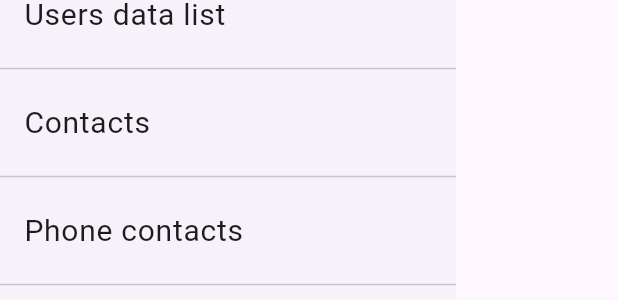
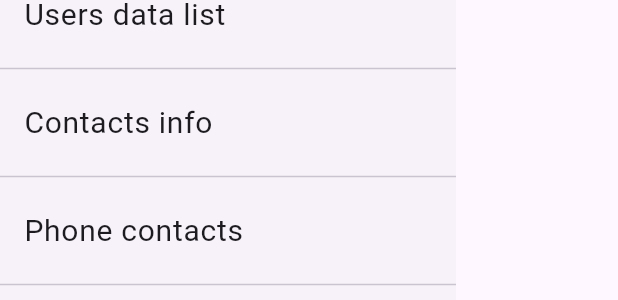
Before and after one commit to tizary/flutter_login, a Flutter app: the BurgerMenu widget shown alone on an empty page, opened directly with empty values, on a phone screen of 412 x 824 dp. Shown: the part 281-581 px from the top of the screen. Run offline on Flutter 3.47's test engine with Material 3 defaults, Android fonts, the phone set to English and light mode, and no system bars; our stand-ins replace google_maps_flutter, multi_select_flutter, permission_handler; missing offline and left inert: fast_contacts, flutter_google_maps_webservices, mongo_dart.

Commit message:
refactor: refactor routes

```diff
--- a/lib/components/burger_menu.dart
+++ b/lib/components/burger_menu.dart
@@ -1,4 +1,5 @@
 import 'package:flutter/material.dart';
+import 'package:flutter_application_1/routes/app_routes.dart';
 
 class BurgerMenu extends StatefulWidget {
   final String user;
@@ -13,17 +14,17 @@ class _BurgerMenuState extends State<BurgerMenu> {
   Widget build(BuildContext context) {
     List<String> menu = [
       'Users data list',
-      'Contacts',
+      'Contacts info',
       'Phone contacts',
       'Gallery',
       'Address',
     ];
     List<String> path = [
-      'users_list_page',
-      'contacts_page',
-      'phone_contacts_page',
-      'gallery_page',
-      'address_page',
+      AppRoutes.userListPage,
+      AppRoutes.contactsInfoPage,
+      AppRoutes.phoneContactsPage,
+      AppRoutes.galleryPage,
+      AppRoutes.addressPage,
     ];
     final userName = widget.user.split('@').first;
     return Drawer(
--- /dev/null
+++ b/lib/routes/app_routes.dart
@@ -0,0 +1,10 @@
+class AppRoutes {
+  static const String login = 'login';
+  static const String register = 'register';
+  static const String user = 'user';
+  static const String userListPage = 'users_list_page';
+  static const String contactsInfoPage = 'contacts_info_page';
+  static const String phoneContactsPage = 'phone_contacts_page';
+  static const String galleryPage = 'gallery_page';
+  static const String addressPage = 'address_page';
+}
```
Also changed, not shown: lib/app.dart (+12 -9 lines), lib/screens/contacts_info_page_widget.dart (renamed from lib/screens/contacts_page_widget.dart, +5 -5 lines).
